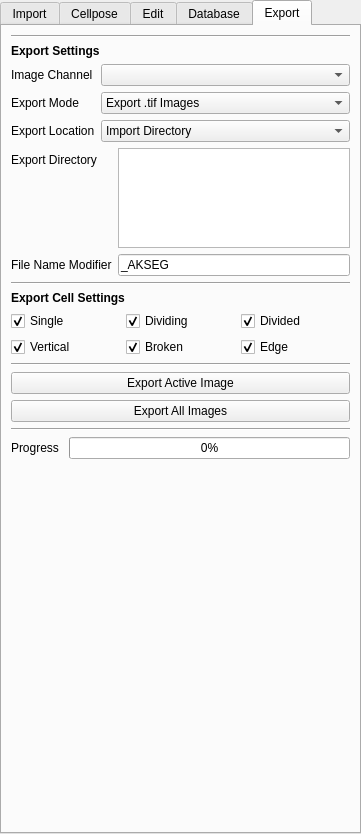
This is src/napari_akseg/akseg_ui.ui in piedrro/napari-akseg as Qt 5 draws it before an edit. The edited form follows.
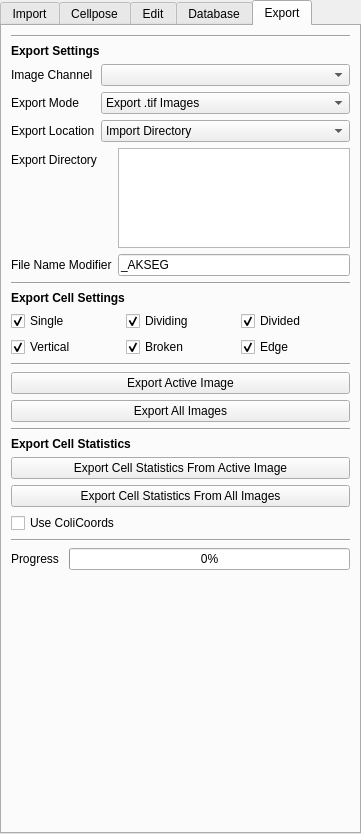
This is the edited form. The open tabs and pages were chosen to show the change.

Commit message: Added statistics functions

```diff
--- a/src/napari_akseg/akseg_ui.ui
+++ b/src/napari_akseg/akseg_ui.ui
@@ -2106,6 +2106,47 @@
       </property>
      </widget>
     </item>
+    <item>
+     <widget class="QLabel" name="label_46">
+      <property name="font">
+       <font>
+        <weight>75</weight>
+        <bold>true</bold>
+       </font>
+      </property>
+      <property name="text">
+       <string>Export Cell Statistics</string>
+      </property>
+     </widget>
+    </item>
+    <item>
+     <widget class="QPushButton" name="export_statistics_active">
+      <property name="text">
+       <string>Export Cell Statistics From Active Image</string>
+      </property>
+     </widget>
+    </item>
+    <item>
+     <widget class="QPushButton" name="export_statistics_all">
+      <property name="text">
+       <string>Export Cell Statistics From All Images</string>
+      </property>
+     </widget>
+    </item>
+    <item>
+     <widget class="QCheckBox" name="statistics_colicoords">
+      <property name="text">
+       <string>Use ColiCoords</string>
+      </property>
+     </widget>
+    </item>
+    <item>
+     <widget class="Line" name="line_3">
+      <property name="orientation">
+       <enum>Qt::Horizontal</enum>
+      </property>
+     </widget>
+    </item>
     <item>
      <layout class="QFormLayout" name="formLayout_11">
       <item row="0" column="1">
```
Left out of the diff: 14 changed lines with no effect on the pictures. The commit also changes 6 other files.
